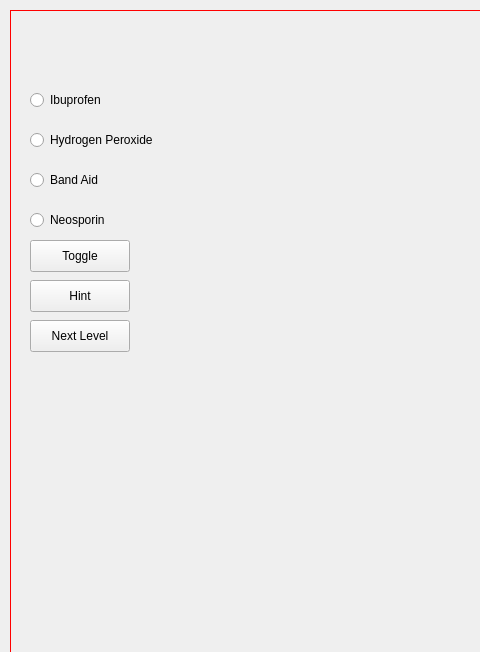
Old version of the form mainwindow.ui in the repository University-of-Utah-CS3505/a8-edu-app-alex-baret; both pictures show x 0 to 480 and y 0 to 652 of the 1309 by 840 pixel window.
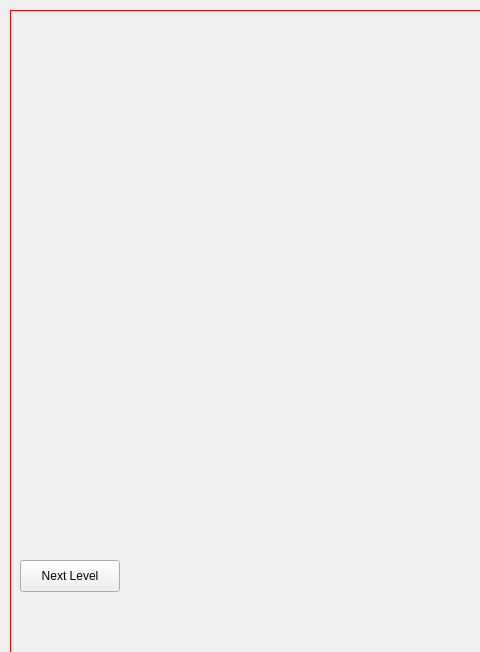
New version of the form.

Commit message: Added level symptoms to UI

Patch:
```diff
--- a/mainwindow.ui
+++ b/mainwindow.ui
@@ -34,101 +34,11 @@
 background: transparent;</string>
     </property>
    </widget>
-   <widget class="QPushButton" name="toggleCanDrop">
-    <property name="geometry">
-     <rect>
-      <x>30</x>
-      <y>240</y>
-      <width>100</width>
-      <height>32</height>
-     </rect>
-    </property>
-    <property name="text">
-     <string>Toggle</string>
-    </property>
-   </widget>
-   <widget class="QRadioButton" name="marioButton">
-    <property name="geometry">
-     <rect>
-      <x>30</x>
-      <y>90</y>
-      <width>99</width>
-      <height>20</height>
-     </rect>
-    </property>
-    <property name="text">
-     <string>Ibuprofen</string>
-    </property>
-    <property name="autoExclusive">
-     <bool>false</bool>
-    </property>
-   </widget>
-   <widget class="QRadioButton" name="luigiButton">
-    <property name="geometry">
-     <rect>
-      <x>30</x>
-      <y>130</y>
-      <width>141</width>
-      <height>20</height>
-     </rect>
-    </property>
-    <property name="text">
-     <string>Hydrogen Peroxide</string>
-    </property>
-    <property name="autoExclusive">
-     <bool>false</bool>
-    </property>
-   </widget>
-   <widget class="QRadioButton" name="peachButton">
-    <property name="geometry">
-     <rect>
-      <x>30</x>
-      <y>170</y>
-      <width>99</width>
-      <height>20</height>
-     </rect>
-    </property>
-    <property name="text">
-     <string>Band Aid</string>
-    </property>
-    <property name="autoExclusive">
-     <bool>false</bool>
-    </property>
-   </widget>
-   <widget class="QRadioButton" name="toadButton">
-    <property name="geometry">
-     <rect>
-      <x>30</x>
-      <y>210</y>
-      <width>99</width>
-      <height>20</height>
-     </rect>
-    </property>
-    <property name="text">
-     <string>Neosporin</string>
-    </property>
-    <property name="autoExclusive">
-     <bool>false</bool>
-    </property>
-   </widget>
-   <widget class="QPushButton" name="hintButton">
-    <property name="geometry">
-     <rect>
-      <x>30</x>
-      <y>280</y>
-      <width>100</width>
-      <height>32</height>
-     </rect>
-    </property>
-    <property name="text">
-     <string>Hint</string>
-    </property>
-   </widget>
    <widget class="QPushButton" name="nextButton">
     <property name="geometry">
      <rect>
-      <x>30</x>
-      <y>320</y>
+      <x>20</x>
+      <y>560</y>
       <width>100</width>
       <height>32</height>
      </rect>
@@ -157,6 +67,16 @@
      </rect>
     </property>
    </widget>
+   <widget class="QWidget" name="symptomsList" native="true">
+    <property name="geometry">
+     <rect>
+      <x>30</x>
+      <y>70</y>
+      <width>271</width>
+      <height>411</height>
+     </rect>
+    </property>
+   </widget>
   </widget>
   <widget class="QMenuBar" name="menubar">
    <property name="geometry">
```
Left out of the diff: 2 changed lines with no effect on the pictures. The commit also changes 4 other files.
